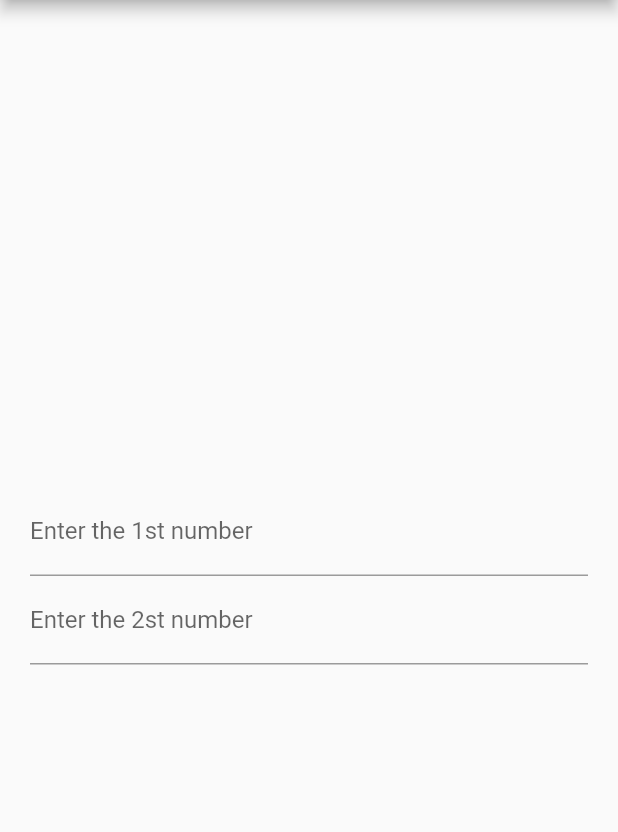
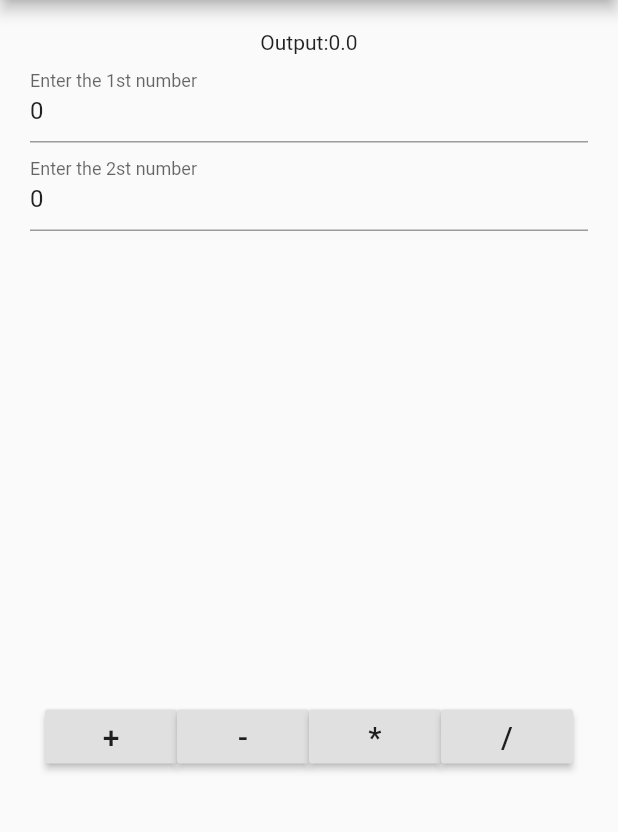
Before and after one commit to bhavikvashi1804/calculator, a Flutter app: the screen it shows after launch, on a phone screen of 412 x 824 dp, the part 84-916 px from its top. Run offline on Flutter 3.47's test engine with Material 2 defaults, Android fonts, the phone set to English and light mode, and no system bars.

Commit message:
Method implemented and Controller is used to take input

```diff
--- a/lib/home_page.dart
+++ b/lib/home_page.dart
@@ -1,11 +1,59 @@
 import 'package:flutter/material.dart';
 
 class HomePage extends StatefulWidget {
+
   @override
   _HomePageState createState() => _HomePageState();
 }
 
 class _HomePageState extends State<HomePage> {
+
+
+
+  var num1=0.0,num2=0.0,sum=0.0;
+
+  TextEditingController t1=new TextEditingController(text: "0");
+  TextEditingController t2=new TextEditingController(text: "0");
+
+
+  void add()
+  {
+    setState(() {
+      num1=double.parse(t1.text);
+      num2=double.parse(t2.text);
+      sum=num1+num2;
+    });
+
+  }
+
+
+  void sub()
+  {
+    setState(() {
+      num1=double.parse(t1.text);
+      num2=double.parse(t2.text);
+      sum=num1-num2;
+    });
+  }
+
+  void mul()
+  {
+    setState(() {
+      num1=double.parse(t1.text);
+      num2=double.parse(t2.text);
+      sum=num1*num2;
+    });
+  }
+
+  void div()
+  {
+    setState(() {
+      num1=double.parse(t1.text);
+      num2=double.parse(t2.text);
+      sum=num1/num2;
+    });
+  }
+
   @override
   Widget build(BuildContext context) {
     return Scaffold(
@@ -16,17 +64,50 @@ class _HomePageState extends State<HomePage> {
       body:Container(
         margin:EdgeInsets.all(20),
         child: Column(
-          mainAxisAlignment: MainAxisAlignment.center,
+          mainAxisAlignment: MainAxisAlignment.spaceBetween,
           children: <Widget>[
+            Text("Output:$sum"),
             TextField(
               keyboardType: TextInputType.number,
               decoration: InputDecoration(labelText: "Enter the 1st number"),
+              controller: t1,
             ),
             TextField(
               keyboardType: TextInputType.number,
               decoration: InputDecoration(labelText: "Enter the 2st number"),
+              controller: t2,
             ),
 
+            Padding(padding: EdgeInsets.only(top: 80),),
+
+            Expanded(
+              child: Row(
+                mainAxisAlignment: MainAxisAlignment.center,
+
+                children: <Widget>[
+
+                  RaisedButton(
+                    child: Text("+" , style: TextStyle(fontSize: 20),),
+                    onPressed: add,
+                  ),
+
+                  RaisedButton(
+                    child: Text("-" , style: TextStyle(fontSize: 20),),
+                    onPressed: sub,
+                  ),
+
+                  RaisedButton(
+                    child: Text("*" , style: TextStyle(fontSize: 20), ),
+                    onPressed: mul,
+                  ),
+
+                  RaisedButton(
+                    child:Text("/" , style: TextStyle(fontSize: 20),),
+                    onPressed: div,
+                  ),
+                ],
+              ),
+            )
 
           ],
         ),
```
